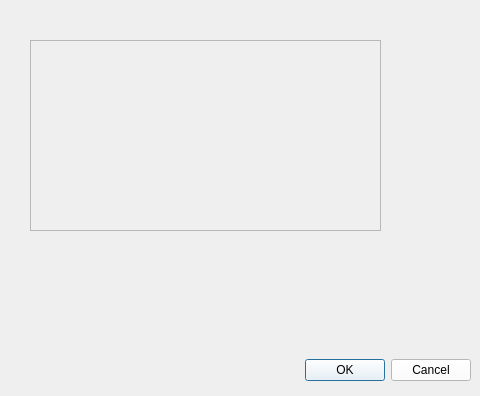
Above: empbookdialog.ui from MouaadAitSaid/LibraryManagerQt before the change. Below: the same form after it.
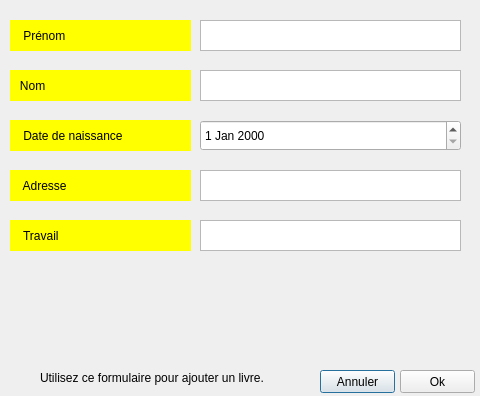
That is the form after the change.

Diff of the .ui file:
```diff
--- a/empbookdialog.ui
+++ b/empbookdialog.ui
@@ -13,39 +13,173 @@
   <property name="windowTitle">
    <string>Emprunter ce livre</string>
   </property>
-  <widget class="QDialogButtonBox" name="buttonBox">
+  <widget class="QTextEdit" name="fNameText">
    <property name="geometry">
     <rect>
+     <x>200</x>
+     <y>20</y>
+     <width>261</width>
+     <height>31</height>
+    </rect>
+   </property>
+  </widget>
+  <widget class="QTextEdit" name="lNameText">
+   <property name="geometry">
+    <rect>
+     <x>200</x>
+     <y>70</y>
+     <width>261</width>
+     <height>31</height>
+    </rect>
+   </property>
+  </widget>
+  <widget class="QLabel" name="label">
+   <property name="geometry">
+    <rect>
      <x>10</x>
-     <y>350</y>
-     <width>461</width>
-     <height>41</height>
+     <y>20</y>
+     <width>181</width>
+     <height>31</height>
     </rect>
    </property>
    <property name="styleSheet">
-    <string notr="true">background-color: white</string>
+    <string notr="true">background-color : yellow</string>
    </property>
-   <property name="orientation">
-    <enum>Qt::Horizontal</enum>
+   <property name="text">
+    <string>    Prénom</string>
    </property>
-   <property name="standardButtons">
-    <set>QDialogButtonBox::Cancel|QDialogButtonBox::Ok</set>
+  </widget>
+  <widget class="QTextEdit" name="professionText">
+   <property name="geometry">
+    <rect>
+     <x>200</x>
+     <y>220</y>
+     <width>261</width>
+     <height>31</height>
+    </rect>
    </property>
   </widget>
-  <widget class="QFrame" name="frame">
+  <widget class="QLabel" name="label_6">
    <property name="geometry">
     <rect>
-     <x>30</x>
-     <y>40</y>
-     <width>351</width>
-     <height>191</height>
+     <x>40</x>
+     <y>370</y>
+     <width>241</width>
+     <height>16</height>
     </rect>
    </property>
-   <property name="frameShape">
-    <enum>QFrame::StyledPanel</enum>
+   <property name="text">
+    <string>Utilisez ce formulaire pour ajouter un livre.</string>
    </property>
-   <property name="frameShadow">
-    <enum>QFrame::Raised</enum>
+  </widget>
+  <widget class="QLabel" name="label_4">
+   <property name="geometry">
+    <rect>
+     <x>10</x>
+     <y>170</y>
+     <width>181</width>
+     <height>31</height>
+    </rect>
+   </property>
+   <property name="styleSheet">
+    <string notr="true">background-color : yellow</string>
+   </property>
+   <property name="text">
+    <string>    Adresse</string>
+   </property>
+  </widget>
+  <widget class="QDateEdit" name="dateEdit">
+   <property name="geometry">
+    <rect>
+     <x>200</x>
+     <y>120</y>
+     <width>261</width>
+     <height>31</height>
+    </rect>
+   </property>
+  </widget>
+  <widget class="QPushButton" name="anuuler">
+   <property name="geometry">
+    <rect>
+     <x>320</x>
+     <y>370</y>
+     <width>75</width>
+     <height>23</height>
+    </rect>
+   </property>
+   <property name="text">
+    <string>Annuler</string>
+   </property>
+  </widget>
+  <widget class="QTextEdit" name="adressText">
+   <property name="geometry">
+    <rect>
+     <x>200</x>
+     <y>170</y>
+     <width>261</width>
+     <height>31</height>
+    </rect>
+   </property>
+  </widget>
+  <widget class="QLabel" name="label_5">
+   <property name="geometry">
+    <rect>
+     <x>10</x>
+     <y>220</y>
+     <width>181</width>
+     <height>31</height>
+    </rect>
+   </property>
+   <property name="styleSheet">
+    <string notr="true">background-color : yellow</string>
+   </property>
+   <property name="text">
+    <string>    Travail</string>
+   </property>
+  </widget>
+  <widget class="QPushButton" name="Ok">
+   <property name="geometry">
+    <rect>
+     <x>400</x>
+     <y>370</y>
+     <width>75</width>
+     <height>23</height>
+    </rect>
+   </property>
+   <property name="text">
+    <string>Ok</string>
+   </property>
+  </widget>
+  <widget class="QLabel" name="label_2">
+   <property name="geometry">
+    <rect>
+     <x>10</x>
+     <y>70</y>
+     <width>181</width>
+     <height>31</height>
+    </rect>
+   </property>
+   <property name="styleSheet">
+    <string notr="true">background-color : yellow</string>
+   </property>
+   <property name="text">
+    <string>   Nom</string>
+   </property>
+  </widget>
+  <widget class="QLabel" name="label_3">
+   <property name="geometry">
+    <rect>
+     <x>10</x>
+     <y>120</y>
+     <width>181</width>
+     <height>31</height>
+    </rect>
+   </property>
+   <property name="styleSheet">
+    <string notr="true">background-color : yellow</string>
+   </property>
+   <property name="text">
+    <string>    Date de naissance</string>
    </property>
   </widget>
  </widget>
```
Left out of the diff: 35 changed lines with no effect on the pictures.
